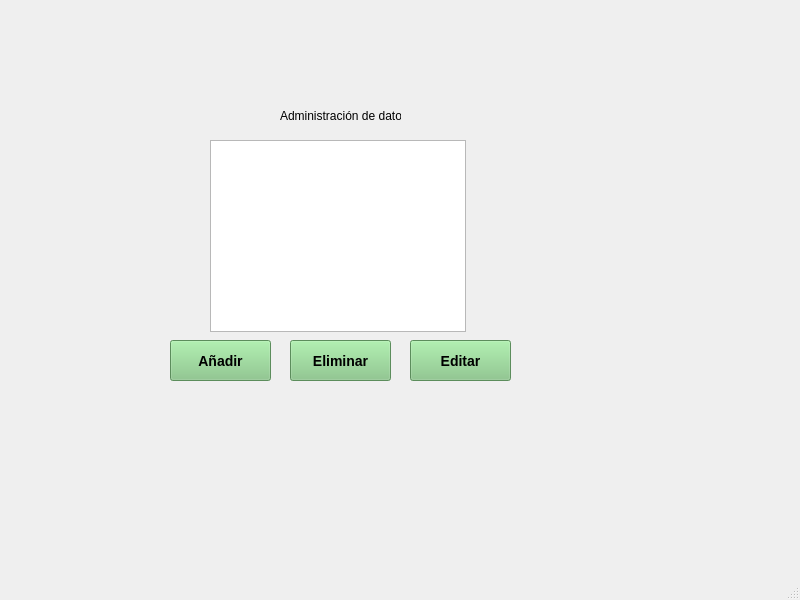
First picture: the form in main.ui, repository julinavas14/trabajo_programacion_sql, before the edit.
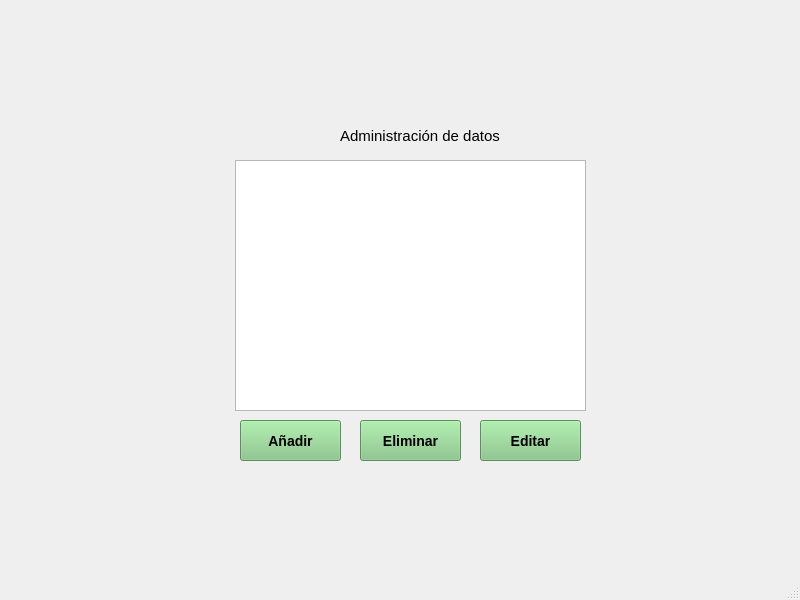
Second picture: the form after the edit.

What changed in the file:
```diff
--- a/main.ui
+++ b/main.ui
@@ -20,18 +20,18 @@
    <widget class="QListWidget" name="listEmpleados">
     <property name="geometry">
      <rect>
-      <x>210</x>
-      <y>140</y>
-      <width>256</width>
-      <height>192</height>
+      <x>235</x>
+      <y>160</y>
+      <width>351</width>
+      <height>251</height>
      </rect>
     </property>
    </widget>
    <widget class="QPushButton" name="btnAdd">
     <property name="geometry">
      <rect>
-      <x>170</x>
-      <y>340</y>
+      <x>240</x>
+      <y>420</y>
       <width>101</width>
       <height>41</height>
      </rect>
@@ -55,8 +55,8 @@
    <widget class="QPushButton" name="btnDelete">
     <property name="geometry">
      <rect>
-      <x>290</x>
-      <y>340</y>
+      <x>360</x>
+      <y>420</y>
       <width>101</width>
       <height>41</height>
      </rect>
@@ -80,8 +80,8 @@
    <widget class="QPushButton" name="btnEdit">
     <property name="geometry">
      <rect>
-      <x>410</x>
-      <y>340</y>
+      <x>480</x>
+      <y>420</y>
       <width>101</width>
       <height>41</height>
      </rect>
@@ -105,9 +105,9 @@
    <widget class="QLabel" name="label">
     <property name="geometry">
      <rect>
-      <x>280</x>
-      <y>100</y>
-      <width>121</width>
+      <x>340</x>
+      <y>120</y>
+      <width>161</width>
       <height>31</height>
      </rect>
     </property>
@@ -117,6 +117,9 @@
       <height>31</height>
      </size>
     </property>
+    <property name="styleSheet">
+     <string notr="true">font: 15px</string>
+    </property>
     <property name="text">
      <string>Administración de datos</string>
     </property>
```
